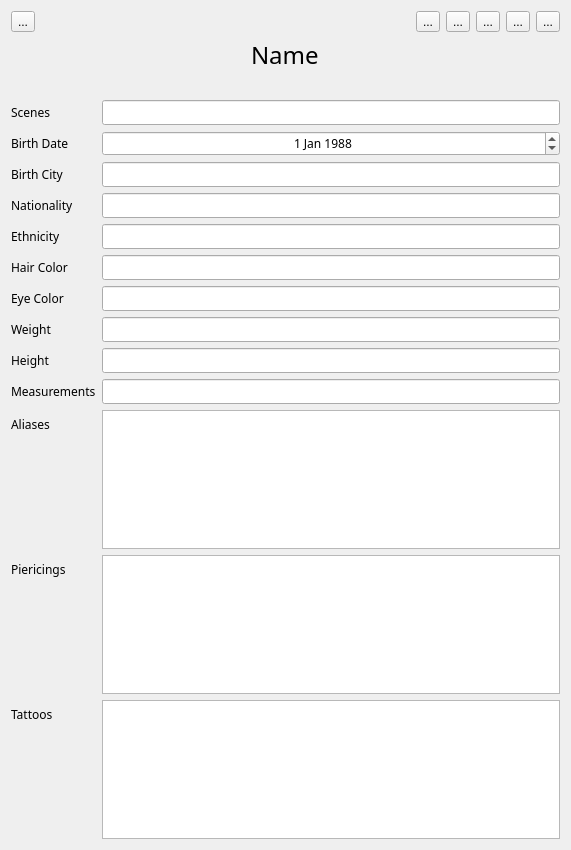
Qt form forms/actorprofileview.ui (steviedemo/scenequery) before a commit.
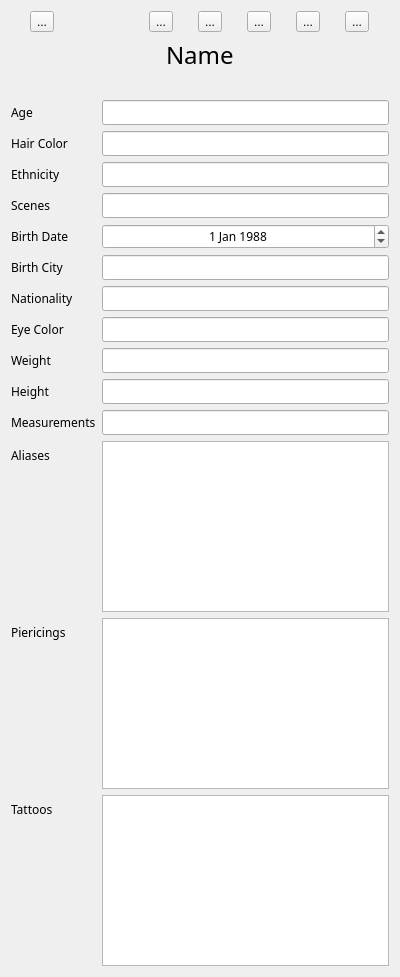
The same form after that commit. Icons and pictures are not drawn.

Commit message: Added Video Player Thread, linked to double-clicks on scene rows. Scenes displayed while an actor is selected now also include those where the actor is featured rather than the main star. Linked the closing of an actor profile to clearing the scene filters. Designed an application Icon and included the apple .icns file, as well as the Info.plist file.

What changed in the file:
```diff
--- a/forms/actorprofileview.ui
+++ b/forms/actorprofileview.ui
@@ -6,10 +6,22 @@
    <rect>
     <x>0</x>
     <y>0</y>
-    <width>569</width>
-    <height>850</height>
+    <width>400</width>
+    <height>977</height>
    </rect>
   </property>
+  <property name="minimumSize">
+   <size>
+    <width>400</width>
+    <height>0</height>
+   </size>
+  </property>
+  <property name="maximumSize">
+   <size>
+    <width>400</width>
+    <height>16777215</height>
+   </size>
+  </property>
   <property name="windowTitle">
    <string>Form</string>
   </property>
@@ -45,7 +57,133 @@
    </item>
    <item row="3" column="0">
     <layout class="QFormLayout" name="formLayout">
+     <item row="0" column="0">
+      <widget class="QLabel" name="ageLabel">
+       <property name="text">
+        <string>Age</string>
+       </property>
+      </widget>
+     </item>
+     <item row="0" column="1">
+      <widget class="QLineEdit" name="ageLineEdit">
+       <property name="minimumSize">
+        <size>
+         <width>200</width>
+         <height>0</height>
+        </size>
+       </property>
+       <property name="maximumSize">
+        <size>
+         <width>300</width>
+         <height>16777215</height>
+        </size>
+       </property>
+       <property name="alignment">
+        <set>Qt::AlignCenter</set>
+       </property>
+      </widget>
+     </item>
      <item row="1" column="0">
+      <widget class="QLabel" name="hairColorLabel">
+       <property name="font">
+        <font>
+         <family>Gill Sans</family>
+        </font>
+       </property>
+       <property name="text">
+        <string>Hair Color</string>
+       </property>
+      </widget>
+     </item>
+     <item row="1" column="1">
+      <widget class="QLineEdit" name="hairColorLineEdit">
+       <property name="sizePolicy">
+        <sizepolicy hsizetype="Expanding" vsizetype="Fixed">
+         <horstretch>0</horstretch>
+         <verstretch>0</verstretch>
+        </sizepolicy>
+       </property>
+       <property name="minimumSize">
+        <size>
+         <width>200</width>
+         <height>0</height>
+        </size>
+       </property>
+       <property name="maximumSize">
+        <size>
+         <width>300</width>
+         <height>16777215</height>
+        </size>
+       </property>
+       <property name="font">
+        <font>
+         <family>Gill Sans</family>
+        </font>
+       </property>
+       <property name="alignment">
+        <set>Qt::AlignCenter</set>
+       </property>
+      </widget>
+     </item>
+     <item row="2" column="0">
+      <widget class="QLabel" name="ethnicityLabel">
+       <property name="text">
+        <string>Ethnicity</string>
+       </property>
+      </widget>
+     </item>
+     <item row="2" column="1">
+      <widget class="QLineEdit" name="ethnicityLineEdit">
+       <property name="minimumSize">
+        <size>
+         <width>200</width>
+         <height>0</height>
+        </size>
+       </property>
+       <property name="maximumSize">
+        <size>
+         <width>300</width>
+         <height>16777215</height>
+        </size>
+       </property>
+       <property name="alignment">
+        <set>Qt::AlignCenter</set>
+       </property>
+      </widget>
+     </item>
+     <item row="3" column="0">
+      <widget class="QLabel" name="scenesLabel">
+       <property name="text">
+        <string>Scenes</string>
+       </property>
+      </widget>
+     </item>
+     <item row="3" column="1">
+      <widget class="QLineEdit" name="scenesLineEdit">
+       <property name="minimumSize">
+        <size>
+         <width>200</width>
+         <height>0</height>
+        </size>
+       </property>
+       <property name="maximumSize">
+        <size>
+         <width>300</width>
+         <height>16777215</height>
+        </size>
+       </property>
+       <property name="inputMethodHints">
+        <set>Qt::ImhPreferNumbers</set>
+       </property>
+       <property name="alignment">
+        <set>Qt::AlignCenter</set>
+       </property>
+       <property name="readOnly">
+        <bool>true</bool>
+       </property>
+      </widget>
+     </item>
+     <item row="4" column="0">
       <widget class="QLabel" name="birthDateLabel">
        <property name="font">
         <font>
@@ -57,7 +195,7 @@
        </property>
       </widget>
      </item>
-     <item row="1" column="1">
+     <item row="4" column="1">
       <widget class="QDateEdit" name="birthDateDateEdit">
        <property name="sizePolicy">
         <sizepolicy hsizetype="Expanding" vsizetype="Fixed">
@@ -67,13 +205,13 @@
        </property>
        <property name="minimumSize">
         <size>
-         <width>458</width>
+         <width>200</width>
          <height>0</height>
         </size>
        </property>
        <property name="maximumSize">
         <size>
-         <width>600</width>
+         <width>300</width>
          <height>16777215</height>
         </size>
        </property>
@@ -100,7 +238,7 @@
        </property>
       </widget>
      </item>
-     <item row="2" column="0">
+     <item row="5" column="0">
       <widget class="QLabel" name="birthCityLabel">
        <property name="font">
         <font>
@@ -112,7 +250,7 @@
        </property>
       </widget>
      </item>
-     <item row="2" column="1">
+     <item row="5" column="1">
       <widget class="QLineEdit" name="birthCityLineEdit">
        <property name="sizePolicy">
         <sizepolicy hsizetype="Expanding" vsizetype="Fixed">
@@ -122,13 +260,13 @@
        </property>
        <property name="minimumSize">
         <size>
-         <width>458</width>
+         <width>200</width>
          <height>0</height>
         </size>
        </property>
        <property name="maximumSize">
         <size>
-         <width>600</width>
+         <width>300</width>
          <height>16777215</height>
         </size>
        </property>
@@ -137,9 +275,12 @@
          <family>Gill Sans</family>
         </font>
        </property>
+       <property name="alignment">
+        <set>Qt::AlignCenter</set>
+       </property>
       </widget>
      </item>
-     <item row="3" column="0">
+     <item row="6" column="0">
       <widget class="QLabel" name="nationalityLabel">
        <property name="font">
         <font>
@@ -151,7 +292,7 @@
        </property>
       </widget>
      </item>
-     <item row="3" column="1">
+     <item row="6" column="1">
       <widget class="QLineEdit" name="nationalityLineEdit">
        <property name="sizePolicy">
         <sizepolicy hsizetype="Expanding" vsizetype="Fixed">
@@ -161,13 +302,13 @@
        </property>
        <property name="minimumSize">
         <size>
-         <width>458</width>
+         <width>200</width>
          <height>0</height>
         </size>
        </property>
        <property name="maximumSize">
         <size>
-         <width>600</width>
+         <width>300</width>
          <height>16777215</height>
         </size>
        </property>
@@ -176,48 +317,12 @@
          <family>Gill Sans</family>
         </font>
        </property>
-      </widget>
-     </item>
-     <item row="5" column="0">
-      <widget class="QLabel" name="hairColorLabel">
-       <property name="font">
-        <font>
-         <family>Gill Sans</family>
-        </font>
+       <property name="alignment">
+        <set>Qt::AlignCenter</set>
        </property>
-       <property name="text">
-        <string>Hair Color</string>
-       </property>
       </widget>
      </item>
-     <item row="5" column="1">
-      <widget class="QLineEdit" name="hairColorLineEdit">
-       <property name="sizePolicy">
-        <sizepolicy hsizetype="Expanding" vsizetype="Fixed">
-         <horstretch>0</horstretch>
-         <verstretch>0</verstretch>
-        </sizepolicy>
-       </property>
-       <property name="minimumSize">
-        <size>
-         <width>458</width>
-         <height>0</height>
-        </size>
-       </property>
-       <property name="maximumSize">
-        <size>
-         <width>600</width>
-         <height>16777215</height>
-        </size>
-       </property>
-       <property name="font">
-        <font>
-         <family>Gill Sans</family>
-        </font>
-       </property>
-      </widget>
-     </item>
-     <item row="6" column="0">
+     <item row="7" column="0">
       <widget class="QLabel" name="eyeColorLabel">
        <property name="font">
         <font>
@@ -229,7 +334,7 @@
        </property>
       </widget>
      </item>
-     <item row="6" column="1">
+     <item row="7" column="1">
       <widget class="QLineEdit" name="eyeColorLineEdit">
        <property name="sizePolicy">
         <sizepolicy hsizetype="Expanding" vsizetype="Fixed">
@@ -239,13 +344,13 @@
        </property>
        <property name="minimumSize">
         <size>
-         <width>458</width>
+         <width>200</width>
          <height>0</height>
         </size>
        </property>
        <property name="maximumSize">
         <size>
-         <width>600</width>
+         <width>300</width>
          <height>16777215</height>
         </size>
        </property>
@@ -254,9 +359,12 @@
          <family>Gill Sans</family>
         </font>
        </property>
+       <property name="alignment">
+        <set>Qt::AlignCenter</set>
+       </property>
       </widget>
      </item>
-     <item row="7" column="0">
+     <item row="8" column="0">
       <widget class="QLabel" name="weightLabel">
        <property name="font">
         <font>
@@ -268,7 +376,7 @@
        </property>
       </widget>
      </item>
-     <item row="7" column="1">
+     <item row="8" column="1">
       <widget class="QLineEdit" name="weightLineEdit">
        <property name="sizePolicy">
         <sizepolicy hsizetype="Expanding" vsizetype="Fixed">
@@ -278,13 +386,13 @@
        </property>
        <property name="minimumSize">
         <size>
-         <width>458</width>
+         <width>200</width>
          <height>0</height>
         </size>
        </property>
        <property name="maximumSize">
         <size>
-         <width>600</width>
+         <width>300</width>
          <height>16777215</height>
         </size>
        </property>
@@ -293,9 +401,12 @@
          <family>Gill Sans</family>
         </font>
        </property>
+       <property name="alignment">
+        <set>Qt::AlignCenter</set>
+       </property>
       </widget>
      </item>
-     <item row="8" column="0">
+     <item row="9" column="0">
       <widget class="QLabel" name="heightLabel">
        <property name="font">
         <font>
@@ -307,7 +418,7 @@
        </property>
       </widget>
      </item>
-     <item row="8" column="1">
+     <item row="9" column="1">
       <widget class="QLineEdit" name="heightLineEdit">
        <property name="sizePolicy">
         <sizepolicy hsizetype="Expanding" vsizetype="Fixed">
@@ -317,13 +428,13 @@
        </property>
        <property name="minimumSize">
         <size>
-         <width>458</width>
+         <width>200</width>
          <height>0</height>
         </size>
        </property>
        <property name="maximumSize">
         <size>
-         <width>600</width>
+         <width>300</width>
          <height>16777215</height>
         </size>
        </property>
@@ -332,9 +443,38 @@
          <family>Gill Sans</family>
         </font>
        </property>
+       <property name="alignment">
+        <set>Qt::AlignCenter</set>
+       </property>
       </widget>
      </item>
      <item row="10" column="0">
+      <widget class="QLabel" name="measurementsLabel">
+       <property name="text">
+        <string>Measurements</string>
+       </property>
+      </widget>
+     </item>
+     <item row="10" column="1">
+      <widget class="QLineEdit" name="measurementsLineEdit">
+       <property name="minimumSize">
+        <size>
+         <width>200</width>
+         <height>0</height>
+        </size>
+       </property>
+       <property name="maximumSize">
+        <size>
+         <width>300</width>
+         <height>16777215</height>
+        </size>
+       </property>
+       <property name="alignment">
+        <set>Qt::AlignCenter</set>
+       </property>
+      </widget>
+     </item>
+     <item row="11" column="0">
       <widget class="QLabel" name="aliasesLabel">
        <property name="font">
         <font>
@@ -346,7 +486,7 @@
        </property>
       </widget>
      </item>
-     <item row="10" column="1">
+     <item row="11" column="1">
       <widget class="QTextEdit" name="aliasesTextEdit">
        <property name="sizePolicy">
         <sizepolicy hsizetype="Expanding" vsizetype="Expanding">
@@ -356,13 +496,13 @@
        </property>
        <property name="minimumSize">
         <size>
-         <width>458</width>
+         <width>200</width>
          <height>0</height>
         </size>
        </property>
        <property name="maximumSize">
         <size>
-         <width>600</width>
+         <width>300</width>
          <height>16777215</height>
         </size>
        </property>
@@ -373,7 +513,7 @@
        </property>
       </widget>
      </item>
-     <item row="11" column="0">
+     <item row="12" column="0">
       <widget class="QLabel" name="piericingsLabel">
        <property name="font">
         <font>
@@ -385,7 +525,34 @@
        </property>
       </widget>
      </item>
-     <item row="12" column="0">
+     <item row="12" column="1">
+      <widget class="QTextEdit" name="piercingsTextEdit">
+       <property name="sizePolicy">
+        <sizepolicy hsizetype="Expanding" vsizetype="Expanding">
+         <horstretch>0</horstretch>
+         <verstretch>0</verstretch>
+        </sizepolicy>
+       </property>
+       <property name="minimumSize">
+        <size>
+         <width>200</width>
+         <height>0</height>
+        </size>
+       </property>
+       <property name="maximumSize">
+        <size>
+         <width>300</width>
+         <height>16777215</height>
+        </size>
+       </property>
+       <property name="font">
+        <font>
+         <family>Gill Sans</family>
+        </font>
+       </property>
+      </widget>
+     </item>
+     <item row="13" column="0">
       <widget class="QLabel" name="tattoosLabel">
        <property name="font">
         <font>
@@ -397,34 +564,7 @@
        </property>
       </widget>
      </item>
-     <item row="11" column="1">
-      <widget class="QTextEdit" name="piercingsTextEdit">
-       <property name="sizePolicy">
-        <sizepolicy hsizetype="Expanding" vsizetype="Expanding">
-         <horstretch>0</horstretch>
-         <verstretch>0</verstretch>
-        </sizepolicy>
-       </property>
-       <property name="minimumSize">
-        <size>
-         <width>458</width>
-         <height>0</height>
-        </size>
-       </property>
-       <property name="maximumSize">
-        <size>
-         <width>600</width>
-         <height>16777215</height>
-        </size>
-       </property>
-       <property name="font">
-        <font>
-         <family>Gill Sans</family>
-        </font>
-       </property>
-      </widget>
-     </item>
-     <item row="12" column="1">
+     <item row="13" column="1">
       <widget class="QTextEdit" name="tattoosTextEdit">
        <property name="sizePolicy">
         <sizepolicy hsizetype="Expanding" vsizetype="Expanding">
@@ -434,13 +574,13 @@
        </property>
        <property name="minimumSize">
         <size>
-         <width>458</width>
+         <width>200</width>
          <height>0</height>
         </size>
        </property>
        <property name="maximumSize">
         <size>
-         <width>600</width>
+         <width>300</width>
          <height>16777215</height>
         </size>
        </property>
@@ -451,63 +591,6 @@
        </property>
       </widget>
      </item>
-     <item row="4" column="0">
-      <widget class="QLabel" name="ethnicityLabel">
-       <property name="text">
-        <string>Ethnicity</string>
-       </property>
-      </widget>
-     </item>
-     <item row="4" column="1">
-      <widget class="QLineEdit" name="ethnicityLineEdit">
-       <property name="minimumSize">
-        <size>
-         <width>458</width>
-         <height>0</height>
-        </size>
-       </property>
-      </widget>
-     </item>
-     <item row="9" column="0">
-      <widget class="QLabel" name="measurementsLabel">
-       <property name="text">
-        <string>Measurements</string>
-       </property>
-      </widget>
-     </item>
-     <item row="9" column="1">
-      <widget class="QLineEdit" name="measurementsLineEdit">
-       <property name="minimumSize">
-        <size>
-         <width>458</width>
-         <height>0</height>
-        </size>
-       </property>
-      </widget>
-     </item>
-     <item row="0" column="0">
-      <widget class="QLabel" name="scenesLabel">
-       <property name="text">
-        <string>Scenes</string>
-       </property>
-      </widget>
-     </item>
-     <item row="0" column="1">
-      <widget class="QLineEdit" name="scenesLineEdit">
-       <property name="minimumSize">
-        <size>
-         <width>458</width>
-         <height>0</height>
-        </size>
-       </property>
-       <property name="inputMethodHints">
-        <set>Qt::ImhPreferNumbers</set>
-       </property>
-       <property name="readOnly">
-        <bool>true</bool>
-       </property>
-      </widget>
-     </item>
     </layout>
    </item>
    <item row="2" column="0" alignment="Qt::AlignHCenter">
@@ -571,9 +654,12 @@
        <property name="orientation">
         <enum>Qt::Horizontal</enum>
        </property>
+       <property name="sizeType">
+        <enum>QSizePolicy::Maximum</enum>
+       </property>
        <property name="sizeHint" stdset="0">
         <size>
-         <width>40</width>
+         <width>70</width>
          <height>20</height>
         </size>
        </property>
```
The commit also changes 29 other files.
